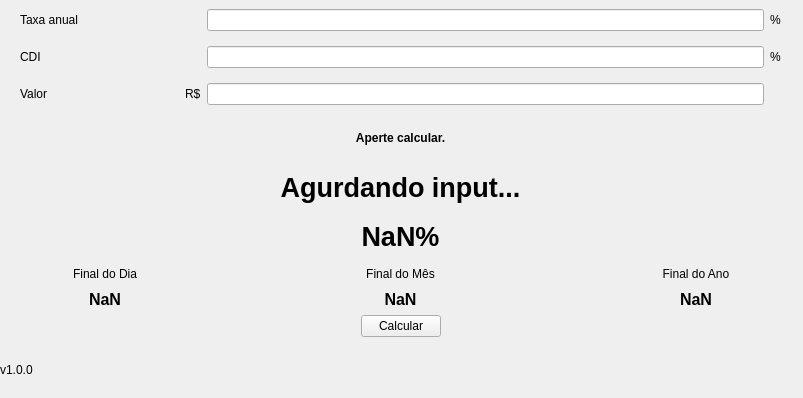
Above: calculadora.ui from BrenoMartinsDeOliveiraVasconcelos/CDI-Calculadora before the change. Below: the same form after it.
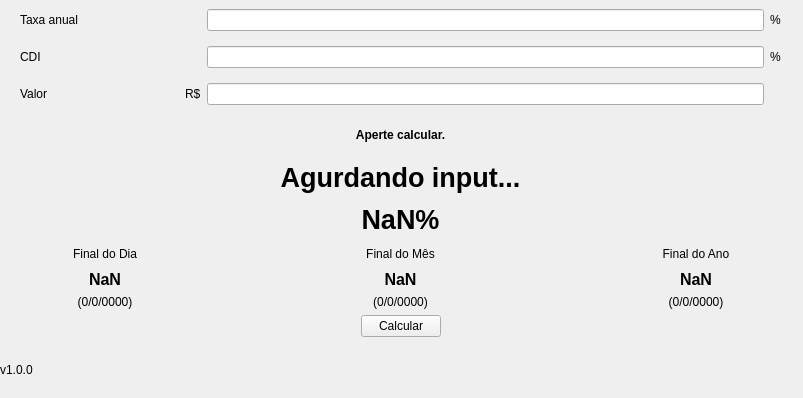
That is the form after the change.

Commit message: Adição de estimativa de data

```diff
--- a/calculadora.ui
+++ b/calculadora.ui
@@ -324,6 +324,42 @@
          </property>
         </widget>
        </item>
+       <item row="2" column="0">
+        <widget class="QLabel" name="dataDia">
+         <property name="font">
+          <font>
+           <italic>false</italic>
+           <underline>false</underline>
+          </font>
+         </property>
+         <property name="text">
+          <string>(0/0/0000)</string>
+         </property>
+         <property name="alignment">
+          <set>Qt::AlignmentFlag::AlignCenter</set>
+         </property>
+        </widget>
+       </item>
+       <item row="2" column="2">
+        <widget class="QLabel" name="dataMes">
+         <property name="text">
+          <string>(0/0/0000)</string>
+         </property>
+         <property name="alignment">
+          <set>Qt::AlignmentFlag::AlignCenter</set>
+         </property>
+        </widget>
+       </item>
+       <item row="2" column="4">
+        <widget class="QLabel" name="dataMes_2">
+         <property name="text">
+          <string>(0/0/0000)</string>
+         </property>
+         <property name="alignment">
+          <set>Qt::AlignmentFlag::AlignCenter</set>
+         </property>
+        </widget>
+       </item>
       </layout>
      </item>
      <item>
```
Left out of the diff: 72 changed lines with no effect on the pictures. The commit also changes 1 other file.
